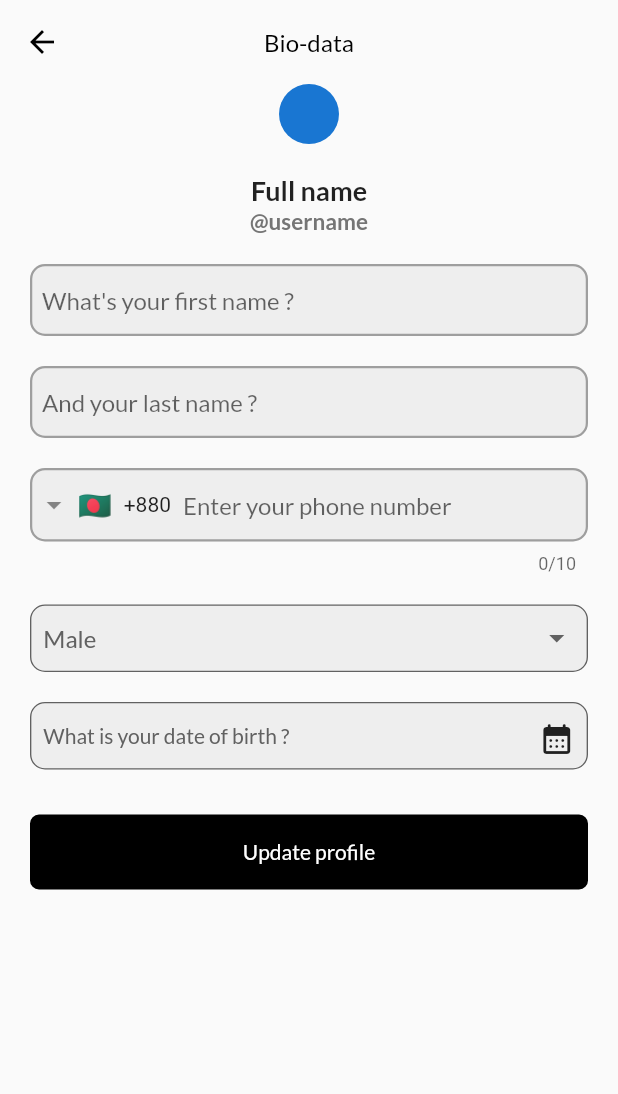
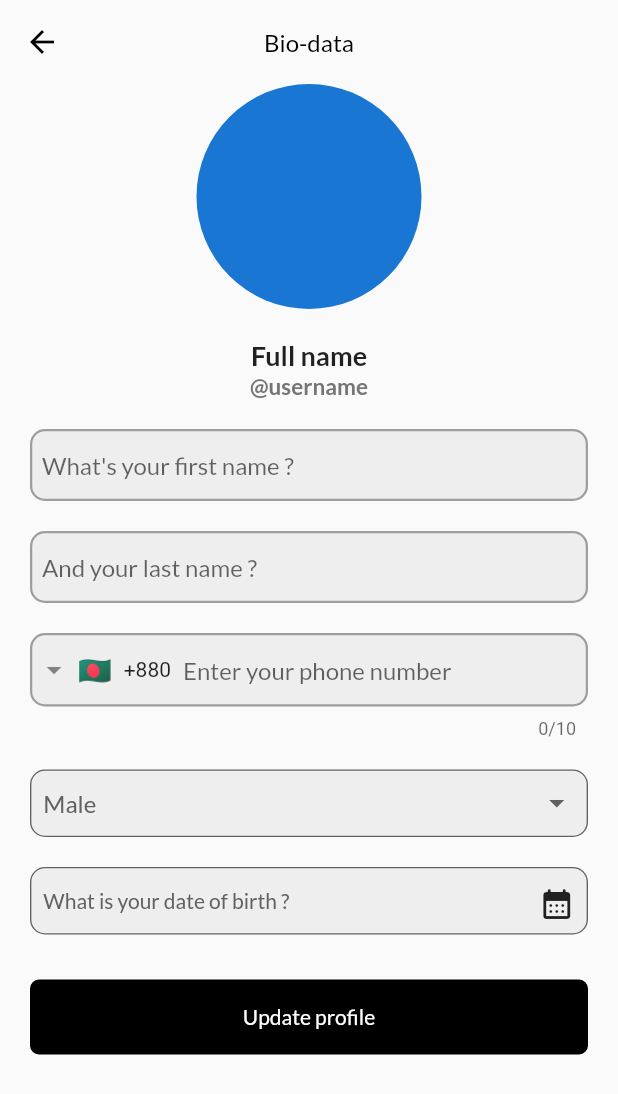
Before and after one commit to najmulmyself/Bio-Maker, a Flutter app: the ProfileInfo screen opened by its route, on a phone screen of 412 x 824 dp. Shown: the top 1094 px of the screen. Run offline on Flutter 3.47's test engine with Material 2 defaults, Android fonts, the phone set to English and light mode, and no system bars; drawn by our look-alikes of intl_phone_field; our stand-ins replace cloud_firestore, firebase_auth, firebase_core, flutter_datetime_picker, font_awesome_flutter, google_fonts and 3 more; accounts and stored records are empty.

Commit message:
container needs to be circle

```diff
--- a/lib/pages/profile_info.dart
+++ b/lib/pages/profile_info.dart
@@ -25,7 +25,7 @@ class _ProfileInfoState extends State<ProfileInfo> {
   // IMAGE PICKER
   File? _image;
   Future pickImage() async {
-    var image = await ImagePicker().pickImage(source: ImageSource.camera);
+    var image = await ImagePicker().pickImage(source: ImageSource.gallery);
     final File? tempImg = File(image!.path);
     setState(() {
       // image!.saveTo('/assets/images');
@@ -152,18 +152,30 @@ class _ProfileInfoState extends State<ProfileInfo> {
                 children: [
                   GestureDetector(
                     onTap: pickImage,
+                    child: Container(
+                      height: 150,
+                      width: 150,
+
+                      decoration: BoxDecoration(shape: BoxShape.circle),
+                      // border: Border.all(),
+                      // borderRadius: BorderRadius.circular(100)),
                       child: _image != null
                           ? Image.file(
                               _image!,
-                            height: 120,
-                            width: 120,
+                              fit: BoxFit.cover,
+
+                              // height: 120,
+                              // width: 120,
                               // radius: 50,
                               // backgroundImage: _image == null
                               // ? AssetImage('assets/images/human.png')
                               // : Image.file(_image!.path).image,
                               // backgroundImage: Image.file('${_image.path}').image,
                             )
-                        : CircleAvatar(),
+                          : CircleAvatar(
+                              radius: 50,
+                            ),
+                    ),
                   ),
                   SizedBox(
                     height: 20,
```
Lines whose indentation alone changed are shown as unchanged.
